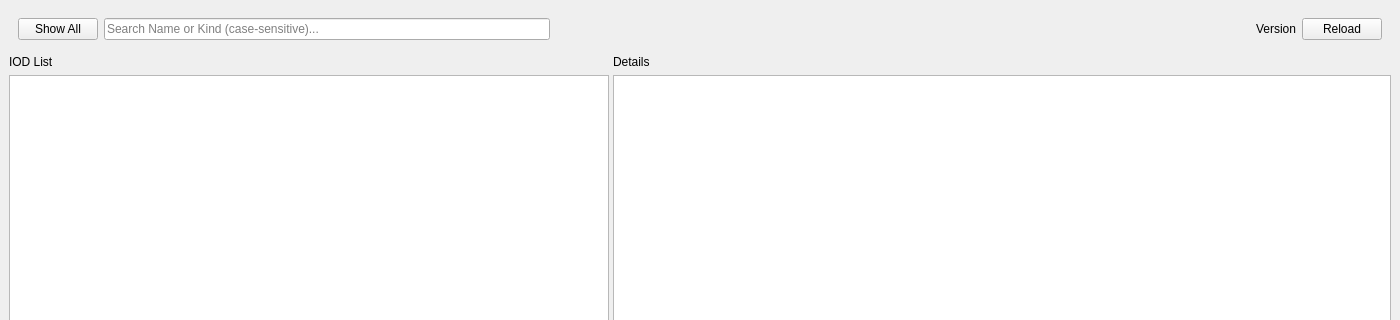
Above: src/dcmspec_explorer/resources/main_window.ui from dwikler/dcmspec-explorer before the change; both pictures show x 0 to 1400 and y 0 to 320 of the 1400 by 768 pixel window. Below: the same form after it.
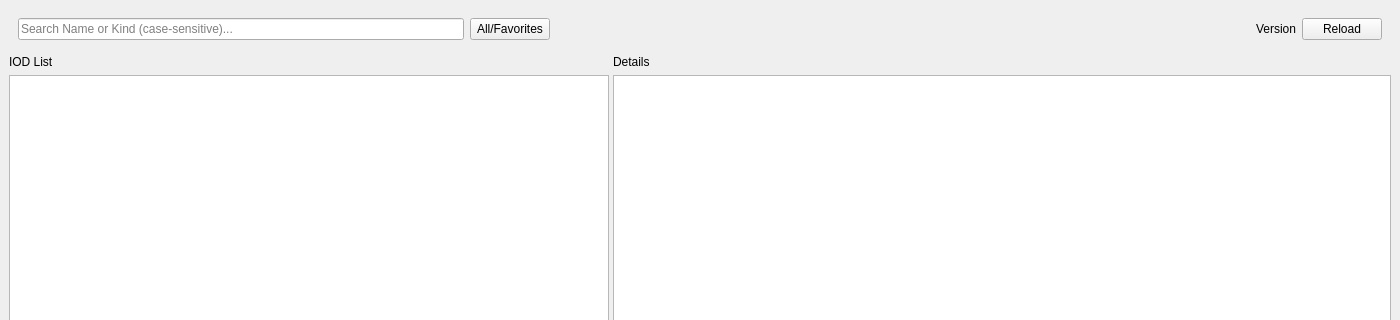
That is the form after the change.

Commit message:
Add toggle between all and favorites IODs view
- Rename showAll button to toggleFavorites to switch between all IODs and favorites view in the treeview
- Add custom signal for toggle button click, connected from view to controller
- Initialize button label to "Show Only Favorites"
- Add handler in controller to toggle the view mode and update the button label accordingly

Diff of the .ui file:
```diff
--- a/src/dcmspec_explorer/resources/main_window.ui
+++ b/src/dcmspec_explorer/resources/main_window.ui
@@ -39,13 +39,6 @@
        </sizepolicy>
       </property>
       <layout class="QHBoxLayout" name="horizontalLayout" stretch="0,0,0,0,0">
-       <item>
-        <widget class="QPushButton" name="reloadPushButton">
-         <property name="text">
-          <string>Show All</string>
-         </property>
-        </widget>
-       </item>
        <item>
         <widget class="QLineEdit" name="searchLineEdit">
          <property name="enabled">
@@ -65,6 +58,19 @@
          </property>
         </widget>
        </item>
+       <item>
+        <widget class="QPushButton" name="toggleFavoritesPushButton">
+         <property name="sizePolicy">
+          <sizepolicy hsizetype="Minimum" vsizetype="Fixed">
+           <horstretch>0</horstretch>
+           <verstretch>0</verstretch>
+          </sizepolicy>
+         </property>
+         <property name="text">
+          <string>All/Favorites</string>
+         </property>
+        </widget>
+       </item>
        <item>
         <spacer name="horizontalSpacer">
          <property name="orientation">
@@ -86,7 +92,7 @@
         </widget>
        </item>
        <item>
-        <widget class="QPushButton" name="showAllPushButton">
+        <widget class="QPushButton" name="reloadPushButton">
          <property name="text">
           <string>Reload</string>
          </property>
```
Left out of the diff: 2 changed lines with no effect on the pictures. The commit also changes 4 other files.
